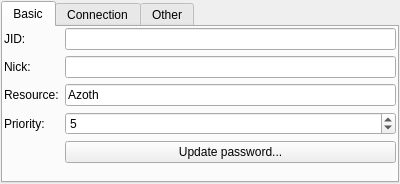
Above: src/plugins/azoth/plugins/xoox/glooxaccountconfigurationwidget.ui from 0xd34df00d/leechcraft before the change. Below: the same form after it.
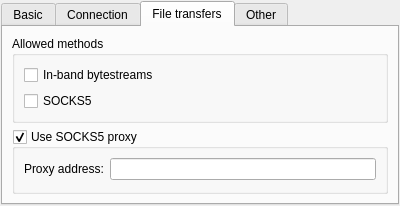
That is the form after the change. The open tabs and pages were chosen to show the change.

Commit message: Azoth Xoox: file transfers in config widget.

Diff of the .ui file:
```diff
--- a/src/plugins/azoth/plugins/xoox/glooxaccountconfigurationwidget.ui
+++ b/src/plugins/azoth/plugins/xoox/glooxaccountconfigurationwidget.ui
@@ -7,7 +7,7 @@
     <x>0</x>
     <y>0</y>
     <width>400</width>
-    <height>161</height>
+    <height>169</height>
    </rect>
   </property>
   <property name="windowTitle">
@@ -236,6 +236,58 @@
        </item>
       </layout>
      </widget>
+     <widget class="QWidget" name="tab_4">
+      <attribute name="title">
+       <string>File transfers</string>
+      </attribute>
+      <layout class="QVBoxLayout" name="verticalLayout_5">
+       <item>
+        <widget class="QGroupBox" name="groupBox">
+         <property name="title">
+          <string>Allowed methods</string>
+         </property>
+         <layout class="QVBoxLayout" name="verticalLayout_4">
+          <item>
+           <widget class="QCheckBox" name="AllowFileTransferIBB_">
+            <property name="text">
+             <string>In-band bytestreams</string>
+            </property>
+           </widget>
+          </item>
+          <item>
+           <widget class="QCheckBox" name="AllowFileTransferSOCKS5_">
+            <property name="text">
+             <string>SOCKS5</string>
+            </property>
+           </widget>
+          </item>
+         </layout>
+        </widget>
+       </item>
+       <item>
+        <widget class="QGroupBox" name="UseSOCKS5Proxy_">
+         <property name="title">
+          <string>Use SOCKS5 proxy</string>
+         </property>
+         <property name="checkable">
+          <bool>true</bool>
+         </property>
+         <layout class="QFormLayout" name="formLayout_4">
+          <item row="0" column="0">
+           <widget class="QLabel" name="label_9">
+            <property name="text">
+             <string>Proxy address:</string>
+            </property>
+           </widget>
+          </item>
+          <item row="0" column="1">
+           <widget class="QLineEdit" name="SOCKS5ProxyAddress_"/>
+          </item>
+         </layout>
+        </widget>
+       </item>
+      </layout>
+     </widget>
      <widget class="QWidget" name="tab_3">
       <attribute name="title">
        <string>Other</string>
```
The commit also changes 2 other files.
